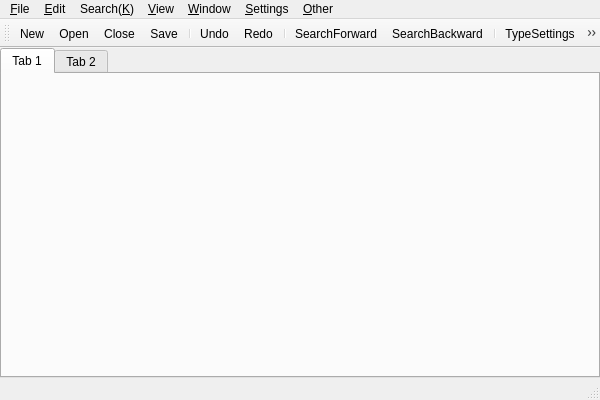
The window that vivi/vivi64/MainWindow.ui (vivisuke/openViVi) describes before a commit, drawn with Qt 5.
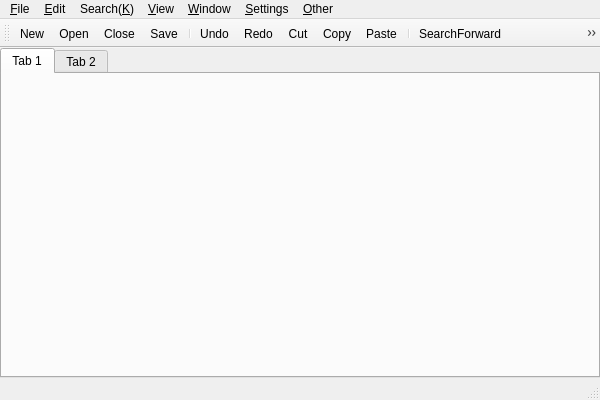
The same window after the commit. Icons and pictures are not drawn. Custom widgets are drawn as their Qt base class.

Commit message: ◎ C 04/18 04/18 0.002 ToDo Cut/Copy/Paste：アイコン表示

What changed in the file:
```diff
--- a/vivi/vivi64/MainWindow.ui
+++ b/vivi/vivi64/MainWindow.ui
@@ -146,6 +146,9 @@
    <addaction name="separator"/>
    <addaction name="action_Undo"/>
    <addaction name="action_Redo"/>
+   <addaction name="action_Cut"/>
+   <addaction name="action_Copy"/>
+   <addaction name="action_Paste"/>
    <addaction name="separator"/>
    <addaction name="action_SearchForward"/>
    <addaction name="action_SearchBackward"/>
```
Left out of the diff: 12 changed lines with no effect on the pictures. The commit also changes 8 other files.
